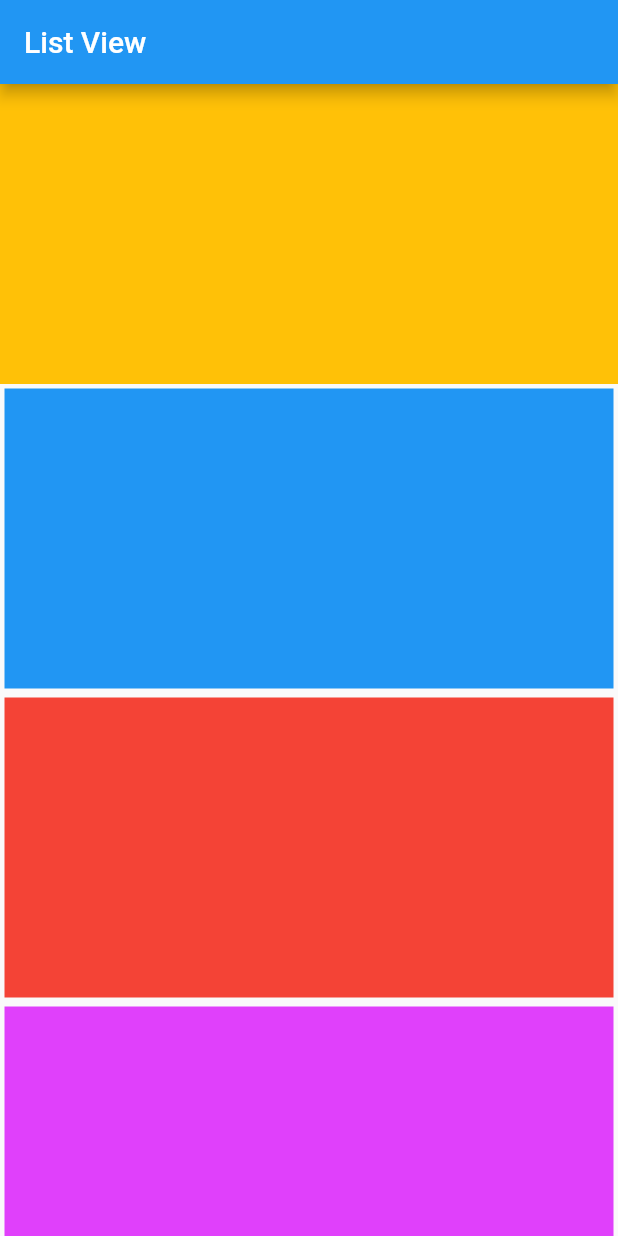
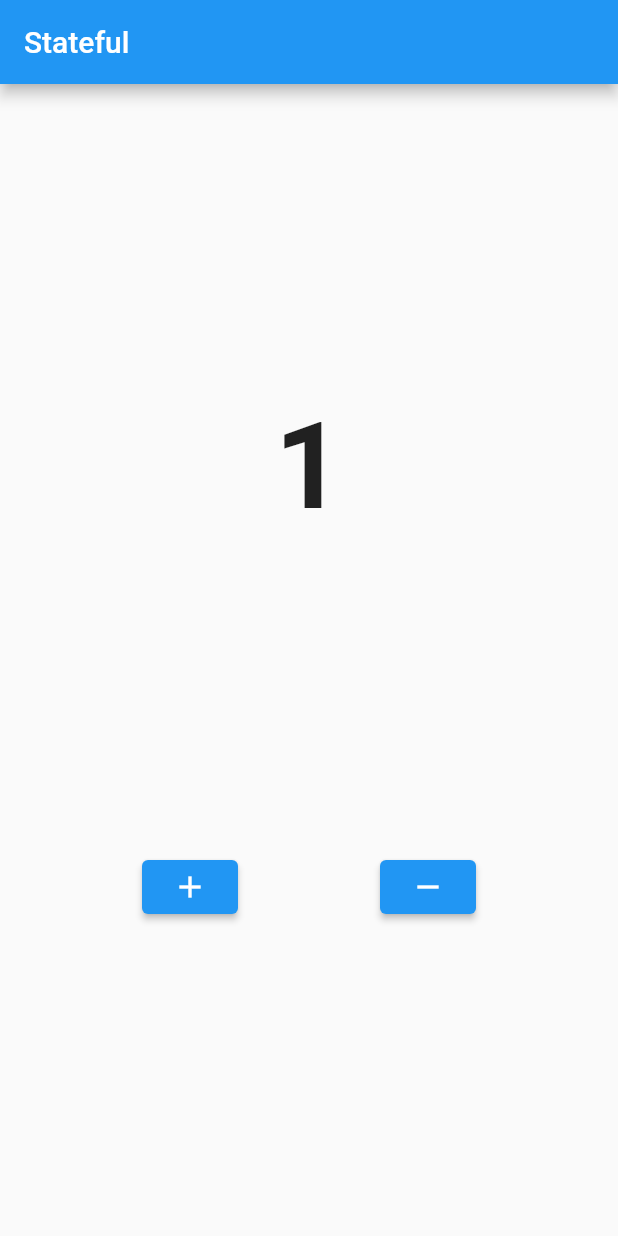
Before and after one commit to ArifGlory/SeriesBelajarFlutter, a Flutter app: the screen it shows after launch, on a phone screen of 412 x 824 dp. Run offline on Flutter 3.47's test engine with Material 2 defaults, Android fonts, the phone set to English and light mode, and no system bars; our stand-ins replace faker.

Commit message:
udah belajar sampe staeful widget

```diff
--- a/lib/main.dart
+++ b/lib/main.dart
@@ -1,3 +1,4 @@
+import 'package:faker/faker.dart';
 import 'package:flutter/cupertino.dart';
 import 'package:flutter/material.dart';
 
@@ -5,44 +6,73 @@ main() {
   runApp(MyApp());
 }
 
-class MyApp extends StatelessWidget {
-  List<Widget> myList = [
-    Container(
-      width: 300,
-      height: 200,
-      color: Colors.amber,
-    ),
-    Container(
-      width: 300,
-      height: 200,
-      color: Colors.blue,
-      margin: EdgeInsets.all(3),
-    ),
-    Container(
-      width: 50,
-      height: 200,
-      color: Colors.red,
-      margin: EdgeInsets.all(3),
-    ),
-    Container(
-      width: 300,
-      height: 200,
-      color: Colors.purpleAccent,
-      margin: EdgeInsets.all(3),
-    ),
-  ];
+class MyApp extends StatefulWidget {
+  @override
+  State<MyApp> createState() => _MyAppState();
+}
+
+class _MyAppState extends State<MyApp> {
+  int counter = 1;
 
   @override
   Widget build(BuildContext context) {
+
+
+
     return MaterialApp(
       home: Scaffold(
         appBar: AppBar(
-          title: Text("List View"),
+          title: Text("Stateful"),
         ),
-        body: ListView(
-          children: myList,
+        body: Column(
+          mainAxisAlignment: MainAxisAlignment.spaceEvenly,
+          children: [
+            Text(
+              counter.toString(),
+              style: TextStyle(fontSize: 80, fontWeight: FontWeight.bold),
+            ),
+            Row(
+              mainAxisAlignment: MainAxisAlignment.spaceEvenly,
+              children: [
+                ElevatedButton(onPressed: () {
+                  setState(() {
+                    counter++;
+                  });
+                },
+                    child: Icon(Icons.add)),
+                ElevatedButton(
+                    onPressed: () {
+                      setState(() {
+                        counter--;
+                      });
+                    },
+                    child: Icon(Icons.remove))
+              ],
+            )
+          ],
         ),
       ),
     );
   }
 }
+
+class ChatItem extends StatelessWidget {
+  final String imageUrl;
+  final String title;
+  final String subtitle;
+
+  const ChatItem(
+      {required this.imageUrl, required this.title, required this.subtitle});
+
+  @override
+  Widget build(BuildContext context) {
+    return ListTile(
+      title: Text(title),
+      subtitle: Text(subtitle),
+      leading: CircleAvatar(
+        backgroundImage: NetworkImage(imageUrl),
+      ),
+      trailing: Text("10:00"),
+    );
+  }
+}
--- a/pubspec.yaml
+++ b/pubspec.yaml
@@ -30,6 +30,7 @@ environment:
 dependencies:
   flutter:
     sdk: flutter
+  faker: ^2.1.0
 
 
   # The following adds the Cupertino Icons font to your application.
```
Also changed, not shown: pubspec.lock, 137 other files.
